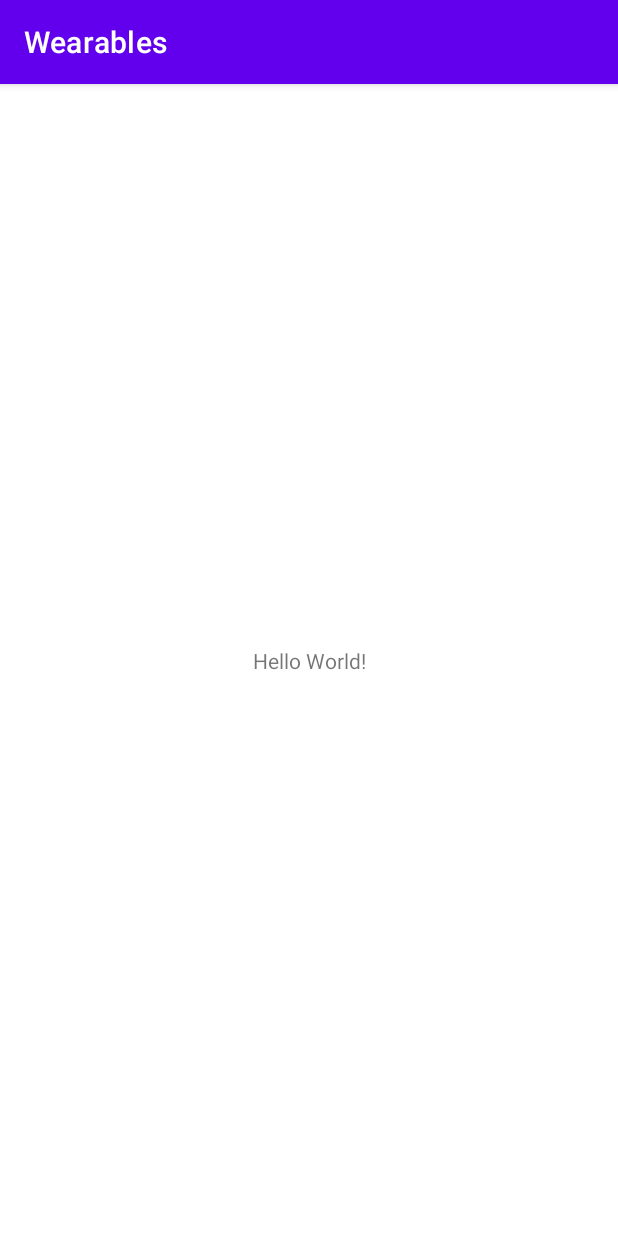
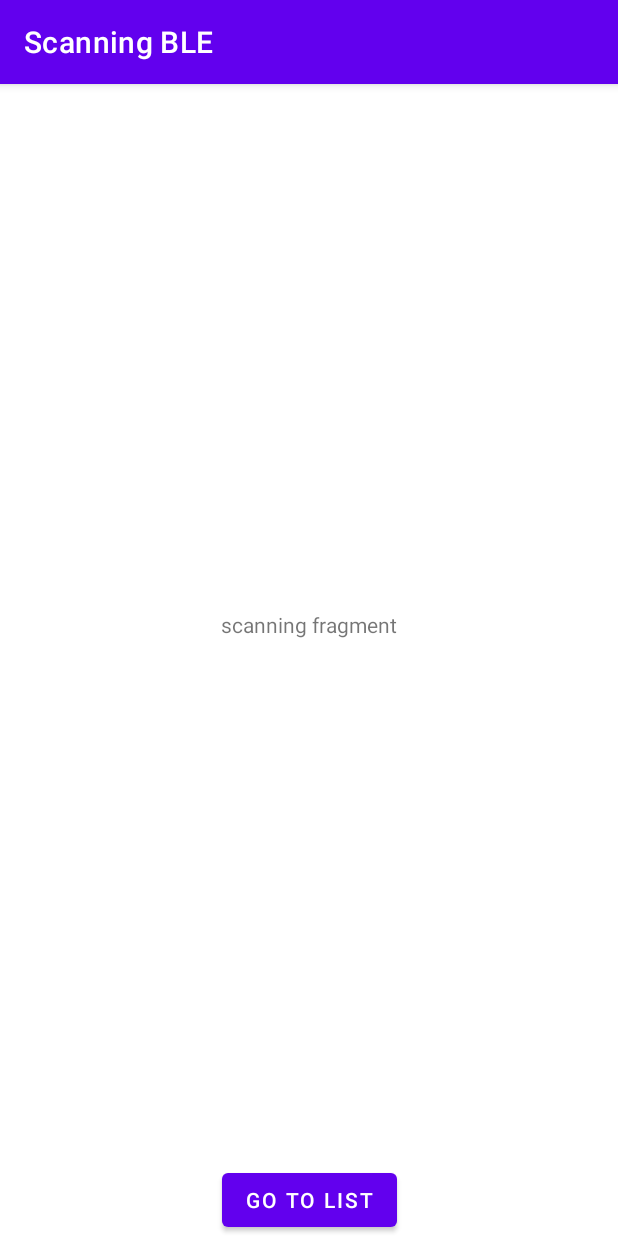
Before and after one commit to lukawitek000/wearables-mobile-app, an Android app: the screen it shows after launch (MainActivity), on a phone screen of 412 x 824 dp. Run offline under Robolectric (Android 15) with nearby library versions, the phone set to English and light mode, and no system bars; our stand-ins replace navigation-ui.

Commit message:
create two fragments and navigation between them

```diff
--- a/app/src/main/java/com/erasmus/upv/eps/wearables/MainActivity.kt
+++ b/app/src/main/java/com/erasmus/upv/eps/wearables/MainActivity.kt
@@ -2,10 +2,26 @@ package com.erasmus.upv.eps.wearables
 
 import androidx.appcompat.app.AppCompatActivity
 import android.os.Bundle
+import androidx.appcompat.app.AppCompatDelegate
+import androidx.navigation.NavController
+import androidx.navigation.fragment.NavHostFragment
+import androidx.navigation.ui.setupActionBarWithNavController
 
 class MainActivity : AppCompatActivity() {
+
+    private lateinit var navController: NavController
+
     override fun onCreate(savedInstanceState: Bundle?) {
         super.onCreate(savedInstanceState)
         setContentView(R.layout.activity_main)
+        val navHostFragment = supportFragmentManager.findFragmentById(R.id.nav_container) as NavHostFragment
+        navController = navHostFragment.navController
+        setupActionBarWithNavController(navController)
+        AppCompatDelegate.setDefaultNightMode(AppCompatDelegate.MODE_NIGHT_NO)
+    }
+
+
+    override fun onSupportNavigateUp(): Boolean {
+        return navController.navigateUp() || super.onSupportNavigateUp()
     }
 }
--- /dev/null
+++ b/app/src/main/java/com/erasmus/upv/eps/wearables/ui/ScanningBluetoothFragment.kt
@@ -0,0 +1,28 @@
+package com.erasmus.upv.eps.wearables.ui
+
+import android.os.Bundle
+import androidx.fragment.app.Fragment
+import android.view.LayoutInflater
+import android.view.View
+import android.view.ViewGroup
+import android.widget.Button
+import androidx.navigation.fragment.findNavController
+import com.erasmus.upv.eps.wearables.R
+
+
+class ScanningBluetoothFragment : Fragment() {
+
+    override fun onCreateView(
+        inflater: LayoutInflater, container: ViewGroup?,
+        savedInstanceState: Bundle?
+    ): View? {
+        // Inflate the layout for this fragment
+        val view = inflater.inflate(R.layout.fragment_scanning_bluetooth, container, false)
+        view.findViewById<Button>(R.id.go_to_response_list_button).setOnClickListener {
+            findNavController().navigate(R.id.action_scanningBluetoothFragment_to_responseDataListFragment)
+        }
+        return view
+    }
+
+
+}
--- a/app/src/main/res/layout/activity_main.xml
+++ b/app/src/main/res/layout/activity_main.xml
@@ -1,18 +1,18 @@
 <?xml version="1.0" encoding="utf-8"?>
-<androidx.constraintlayout.widget.ConstraintLayout xmlns:android="http://schemas.android.com/apk/res/android"
+<FrameLayout xmlns:android="http://schemas.android.com/apk/res/android"
     xmlns:app="http://schemas.android.com/apk/res-auto"
     xmlns:tools="http://schemas.android.com/tools"
     android:layout_width="match_parent"
     android:layout_height="match_parent"
     tools:context=".MainActivity">
 
-    <TextView
-        android:layout_width="wrap_content"
-        android:layout_height="wrap_content"
-        android:text="Hello World!"
-        app:layout_constraintBottom_toBottomOf="parent"
-        app:layout_constraintLeft_toLeftOf="parent"
-        app:layout_constraintRight_toRightOf="parent"
-        app:layout_constraintTop_toTopOf="parent" />
+    <androidx.fragment.app.FragmentContainerView
+        android:id="@+id/nav_container"
+        android:layout_height="match_parent"
+        android:layout_width="match_parent"
+        android:name="androidx.navigation.fragment.NavHostFragment"
+        app:defaultNavHost="true"
+        app:navGraph="@navigation/nav_graph"
+        />
 
-</androidx.constraintlayout.widget.ConstraintLayout>
+</FrameLayout>
--- /dev/null
+++ b/app/src/main/res/layout/fragment_scanning_bluetooth.xml
@@ -0,0 +1,30 @@
+<?xml version="1.0" encoding="utf-8"?>
+<androidx.constraintlayout.widget.ConstraintLayout xmlns:android="http://schemas.android.com/apk/res/android"
+    xmlns:app="http://schemas.android.com/apk/res-auto"
+    xmlns:tools="http://schemas.android.com/tools"
+    android:layout_width="match_parent"
+    android:layout_height="match_parent"
+    tools:context=".ui.ScanningBluetoothFragment">
+
+
+    <TextView
+        android:layout_width="wrap_content"
+        android:layout_height="wrap_content"
+        android:text="scanning fragment"
+        app:layout_constraintBottom_toTopOf="@+id/go_to_response_list_button"
+        app:layout_constraintEnd_toEndOf="parent"
+        app:layout_constraintStart_toStartOf="parent"
+        app:layout_constraintTop_toTopOf="parent" />
+
+    <Button
+        android:id="@+id/go_to_response_list_button"
+        android:layout_width="wrap_content"
+        android:layout_height="wrap_content"
+        android:text="Go to list"
+        app:layout_constraintBottom_toBottomOf="parent"
+        app:layout_constraintEnd_toEndOf="parent"
+        app:layout_constraintStart_toStartOf="parent" />
+
+
+
+</androidx.constraintlayout.widget.ConstraintLayout>
--- /dev/null
+++ b/app/src/main/res/navigation/nav_graph.xml
@@ -0,0 +1,21 @@
+<?xml version="1.0" encoding="utf-8"?>
+<navigation xmlns:android="http://schemas.android.com/apk/res/android"
+    xmlns:app="http://schemas.android.com/apk/res-auto"
+    xmlns:tools="http://schemas.android.com/tools"
+    android:id="@+id/nav_graph"
+    app:startDestination="@id/scanningBluetoothFragment">
+
+    <fragment
+        android:id="@+id/scanningBluetoothFragment"
+        android:name="com.erasmus.upv.eps.wearables.ui.ScanningBluetoothFragment"
+        android:label="Scanning BLE" >
+        <action
+            android:id="@+id/action_scanningBluetoothFragment_to_responseDataListFragment"
+            app:destination="@id/responseDataListFragment" />
+    </fragment>
+    <fragment
+        android:id="@+id/responseDataListFragment"
+        android:name="com.erasmus.upv.eps.wearables.ui.ResponseDataListFragment"
+        android:label="Received Data"
+        tools:layout="@layout/response_data_list_fragment" />
+</navigation>
--- a/app/src/main/res/values/strings.xml
+++ b/app/src/main/res/values/strings.xml
@@ -1,3 +1,5 @@
 <resources>
     <string name="app_name">Wearables</string>
+    <!-- TODO: Remove or change this placeholder text -->
+    <string name="hello_blank_fragment">Hello blank fragment</string>
 </resources>
--- a/build.gradle
+++ b/build.gradle
@@ -6,7 +6,7 @@
             jcenter()
         }
         dependencies {
-            classpath "com.android.tools.build:gradle:4.1.1"
+            classpath 'com.android.tools.build:gradle:4.1.2'
             classpath "org.jetbrains.kotlin:kotlin-gradle-plugin:$kotlin_version"
 
             // NOTE: Do not place your application dependencies here; they belong
```
Also changed, not shown: app/build.gradle (+8 -0 lines), app/src/main/java/com/erasmus/upv/eps/wearables/ui/ResponseDataListFragment.kt (added, +30 -0 lines), app/src/main/java/com/erasmus/upv/eps/wearables/ui/ResponseDataListViewModel.kt (added, +7 -0 lines), app/src/main/res/layout/response_data_list_fragment.xml (added, +13 -0 lines).
